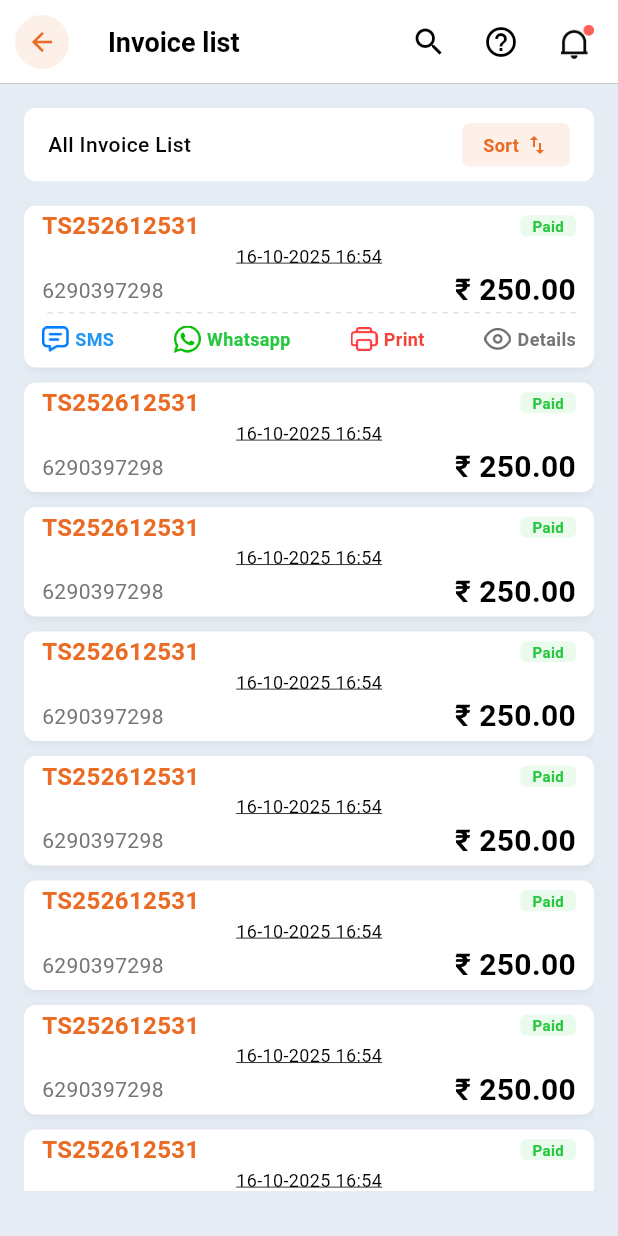
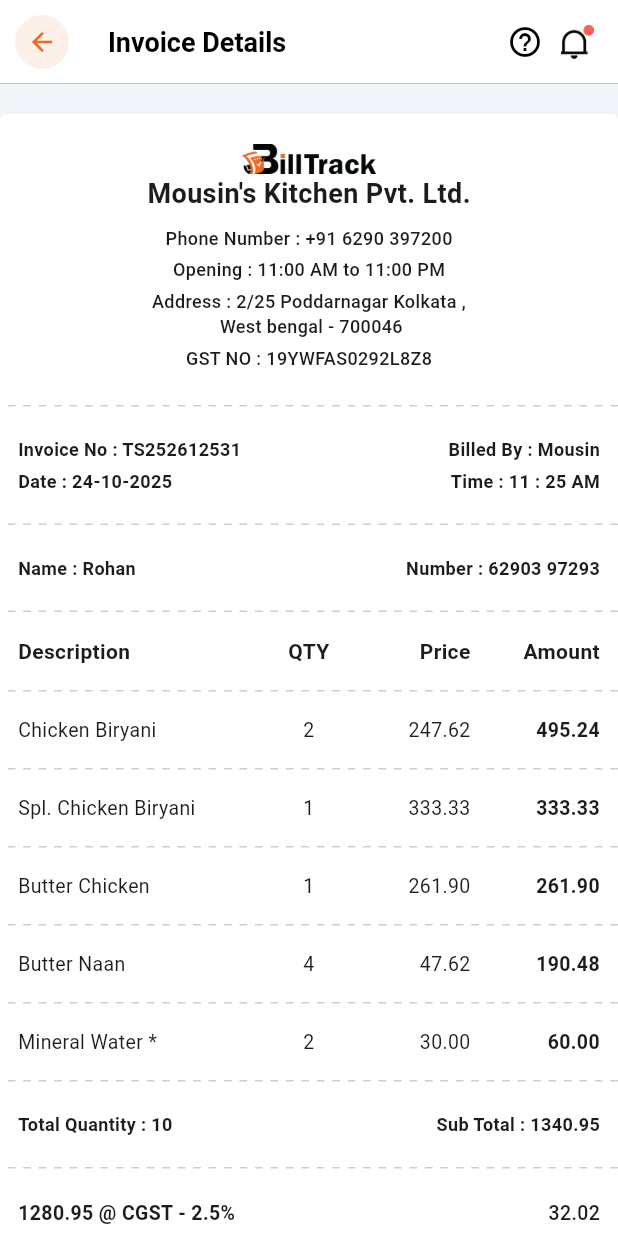
Before and after one commit to niladri-turain/billtrack-app, a Flutter app: the InvoiceScreen screen opened directly, after a tap on "TS252612531", after a tap on "Details", on a phone screen of 412 x 824 dp. Run offline on Flutter 3.47's test engine with Material 3 defaults, Android fonts, the phone set to English and light mode, and no system bars; our stand-ins replace flutter_svg.

Commit message:
design invoice details page like pdf

```diff
--- a/lib/core/constant/app_pngs.dart
+++ b/lib/core/constant/app_pngs.dart
@@ -36,5 +36,6 @@
   static const print = "assets/images/print.png";
   static const view = "assets/images/view.png";
   static const whatsapp = "assets/images/whatsapp.png";
+  static const billTrackLogo = "assets/images/billTrackLogo.png";
 
 }
--- a/lib/features/home/widgets/invoice_list_tile.dart
+++ b/lib/features/home/widgets/invoice_list_tile.dart
@@ -1,6 +1,8 @@
 import 'package:billtrack/core/constant/app_colors.dart';
 import 'package:billtrack/core/constant/app_pngs.dart';
 import 'package:flutter/material.dart';
+
+import '../../invoice/screen/invoice_view.dart';
 
 class InvoiceListTile extends StatefulWidget {
   final String invoiceNo;
@@ -135,10 +137,22 @@
               Row(
                 mainAxisAlignment: MainAxisAlignment.spaceBetween,
                 children: [
-                  _buildActionItem(AppImagesPng.message, 'SMS', const Color(0xFF2196F3)),
-                  _buildActionItem(AppImagesPng.whatsapp, 'Whatsapp', const Color(0xFF27C840)),
-                  _buildActionItem(AppImagesPng.print, 'Print', const Color(0xFFF44336)),
-                  _buildActionItem(AppImagesPng.view, 'Details', const Color(0xFF757575)),
+                  _buildActionItem(AppImagesPng.message, 'SMS', const Color(0xFF2196F3), () {
+                    // SMS logic here
+                  }),
+                  _buildActionItem(AppImagesPng.whatsapp, 'Whatsapp', const Color(0xFF27C840), () {
+                    // Whatsapp logic here
+                  }),
+                  _buildActionItem(AppImagesPng.print, 'Print', const Color(0xFFF44336), () {
+                    // Print logic here
+                  }),
+                  _buildActionItem(AppImagesPng.view, 'Details', const Color(0xFF757575), () {
+                    // Details logic here
+                    Navigator.push(
+                      context,
+                      MaterialPageRoute(builder: (context) => const InvoiceViewScreen()),
+                    );
+                  }),
                 ],
               ),
               const SizedBox(height: 8),
@@ -149,9 +163,9 @@
     );
   }
 
-  Widget _buildActionItem(String assetPath, String label, Color textColor) {
+  Widget _buildActionItem(String assetPath, String label, Color textColor, VoidCallback onTap) {
     return InkWell(
-      onTap: () {},
+      onTap: onTap,
       child: Row(
         mainAxisSize: MainAxisSize.min,
         children: [
--- /dev/null
+++ b/lib/features/invoice/screen/invoice_view.dart
@@ -0,0 +1,206 @@
+import 'package:billtrack/core/constant/app_pngs.dart';
+import 'package:billtrack/widgets/custom_app_bar.dart';
+import 'package:flutter/material.dart';
+
+class InvoiceViewScreen extends StatelessWidget {
+  const InvoiceViewScreen({super.key});
+
+  @override
+  Widget build(BuildContext context) {
+    return Scaffold(
+      backgroundColor: const Color(0xFFF2F5F9),
+      appBar: const CustomAppBar(title: 'Invoice Details'),
+      body: SingleChildScrollView(
+        child: Column(
+          children: [
+            const SizedBox(height: 20,),
+            Container(
+              decoration: BoxDecoration(
+                color: Colors.white,
+                borderRadius: BorderRadius.circular(4),
+                boxShadow: [
+                  BoxShadow(
+                    color: Colors.black.withOpacity(0.05),
+                    blurRadius: 10,
+                    offset: const Offset(0, 5),
+                  ),
+                ],
+              ),
+              child: Column(
+                children: [
+                  const SizedBox(height: 20),
+
+                  Image.asset(AppImagesPng.billTrackLogo, height: 20, errorBuilder: (context, error, stackTrace) => const Icon(Icons.receipt_long, size: 20)),
+                  const Text(
+                    "Mousin's Kitchen Pvt. Ltd.",
+                    style: TextStyle(fontSize: 18, fontWeight: FontWeight.bold),
+                  ),
+                  const SizedBox(height: 8),
+                  const Text("Phone Number : +91 6290 397200", style: TextStyle(fontSize: 12, fontWeight: FontWeight.w500)),
+                  const SizedBox(height: 4),
+                  const Text("Opening : 11:00 AM to 11:00 PM", style: TextStyle(fontSize: 12, fontWeight: FontWeight.w500)),
+                  const SizedBox(height: 4),
+                  const Text(
+                    "Address : 2/25 Poddarnagar Kolkata ,\n West bengal - 700046",
+                    textAlign: TextAlign.center,
+                    style: TextStyle(fontSize: 12, fontWeight: FontWeight.w500),
+                  ),
+                  const SizedBox(height: 4),
+                  const Text("GST NO : 19YWFAS0292L8Z8", style: TextStyle(fontSize: 12, fontWeight: FontWeight.w500)),
+
+                  const SizedBox(height: 15),
+                  _buildDottedDivider(),
+
+                  // Invoice Info
+                  Padding(
+                    padding: const EdgeInsets.all(12.0),
+                    child: Column(
+                      children: [
+                        _buildInfoRow("Invoice No : TS252612531", "Billed By : Mousin"),
+                        const SizedBox(height: 4),
+                        _buildInfoRow("Date : 24-10-2025", "Time : 11 : 25 AM"),
+                      ],
+                    ),
+                  ),
+
+                  _buildDottedDivider(),
+
+                  // Customer Info
+                  Padding(
+                    padding: const EdgeInsets.all(12.0),
+                    child: _buildInfoRow("Name : Rohan", "Number : 62903 97293"),
+                  ),
+
+                  _buildDottedDivider(),
+
+                  // Table Header
+                  const Padding(
+                    padding: EdgeInsets.symmetric(horizontal: 12, vertical: 8),
+                    child: Row(
+                      children: [
+                        Expanded(flex: 4, child: Text("Description", style: TextStyle(fontWeight: FontWeight.bold))),
+                        Expanded(flex: 1, child: Text("QTY", textAlign: TextAlign.center, style: TextStyle(fontWeight: FontWeight.bold))),
+                        Expanded(flex: 2, child: Text("Price", textAlign: TextAlign.right, style: TextStyle(fontWeight: FontWeight.bold))),
+                        Expanded(flex: 2, child: Text("Amount", textAlign: TextAlign.right, style: TextStyle(fontWeight: FontWeight.bold))),
+                      ],
+                    ),
+                  ),
+
+                  _buildDottedDivider(),
+
+                  // Items List (Static Data based on your image)
+                  _buildItemRow("Chicken Biryani", "2", "247.62", "495.24"),
+                  _buildDottedDivider(),
+                  _buildItemRow("Spl. Chicken Biryani", "1", "333.33", "333.33"),
+                  _buildDottedDivider(),
+                  _buildItemRow("Butter Chicken", "1", "261.90", "261.90"),
+                  _buildDottedDivider(),
+                  _buildItemRow("Butter Naan", "4", "47.62", "190.48"),
+                  _buildDottedDivider(),
+                  _buildItemRow("Mineral Water *", "2", "30.00", "60.00"),
+
+                  _buildDottedDivider(),
+
+                  // Sub-total
+                  Padding(
+                    padding: const EdgeInsets.all(12.0),
+                    child: _buildInfoRow("Total Quantity : 10", "Sub Total : 1340.95"),
+                  ),
+
+                  _buildDottedDivider(),
+
+                  // Taxes
+                  Padding(
+                    padding: const EdgeInsets.all(12.0),
+                    child: Column(
+                      children: [
+                        _buildTaxRow("1280.95 @ CGST - 2.5%", "32.02"),
+                        _buildTaxRow("1280.95 @ SGST - 2.5%", "32.02"),
+                        _buildTaxRow("Round Off", "0.01"),
+                      ],
+                    ),
+                  ),
+
+                  _buildDottedDivider(),
+
+                  // Final Total
+                  const Padding(
+                    padding: EdgeInsets.all(12.0),
+                    child: Row(
+                      mainAxisAlignment: MainAxisAlignment.spaceBetween,
+                      children: [
+                        Text("Payment : Cash", style: TextStyle(fontWeight: FontWeight.w800, fontSize: 14)),
+                        Text("Total Amount : 1405.00", style: TextStyle(fontWeight: FontWeight.w800, fontSize: 14)),
+                      ],
+                    ),
+                  ),
+
+
+                  _buildDottedDivider(),
+                  const Text("Thank You & Visit Again", style: TextStyle(fontStyle: FontStyle.italic, fontWeight: FontWeight.w500)),
+                  const SizedBox(height: 30),
+                ],
+              ),
+            ),
+            const SizedBox(height: 30),
+          ],
+        ),
+      ),
+    );
+  }
+
+
+  Widget _buildInfoRow(String left, String right) {
+    return Row(
+      mainAxisAlignment: MainAxisAlignment.spaceBetween,
+      children: [
+        Text(left, style: const TextStyle(fontSize: 12, fontWeight: FontWeight.w600)),
+        Text(right, style: const TextStyle(fontSize: 12, fontWeight: FontWeight.w600)),
+      ],
+    );
+  }
+
+  Widget _buildTaxRow(String label, String value) {
+    return Padding(
+      padding: const EdgeInsets.only(bottom: 4),
+      child: Row(
+        mainAxisAlignment: MainAxisAlignment.spaceBetween,
+        children: [
+          Text(label, style: const TextStyle(fontSize: 13, fontWeight: FontWeight.bold)),
+          Text(value, style: const TextStyle(fontSize: 13, fontWeight: FontWeight.w500)),
+        ],
+      ),
+    );
+  }
+
+  Widget _buildItemRow(String desc, String qty, String price, String amount) {
+    return Padding(
+      padding: const EdgeInsets.symmetric(horizontal: 12, vertical: 8),
+      child: Row(
+        children: [
+          Expanded(flex: 4, child: Text(desc, style: const TextStyle(fontSize: 13))),
+          Expanded(flex: 1, child: Text(qty, textAlign: TextAlign.center, style: const TextStyle(fontSize: 13,fontWeight: FontWeight.w400))),
+          Expanded(flex: 2, child: Text(price, textAlign: TextAlign.right, style: const TextStyle(fontSize: 13,fontWeight: FontWeight.w400))),
+          Expanded(flex: 2, child: Text(amount, textAlign: TextAlign.right, style: const TextStyle(fontSize: 13, fontWeight: FontWeight.w700))),
+        ],
+      ),
+    );
+  }
+
+  Widget _buildDottedDivider() {
+    return Padding(
+      padding: const EdgeInsets.symmetric(vertical: 8.0),
+      child: Row(
+        children: List.generate(
+          80,
+              (index) => Expanded(
+            child: Container(
+              color: index % 2 == 0 ? Colors.transparent : Colors.grey.withOpacity(0.5),
+              height: 1,
+            ),
+          ),
+        ),
+      ),
+    );
+  }
+}
```
Also changed, not shown: assets/images/billTrackLogo.png (added).
